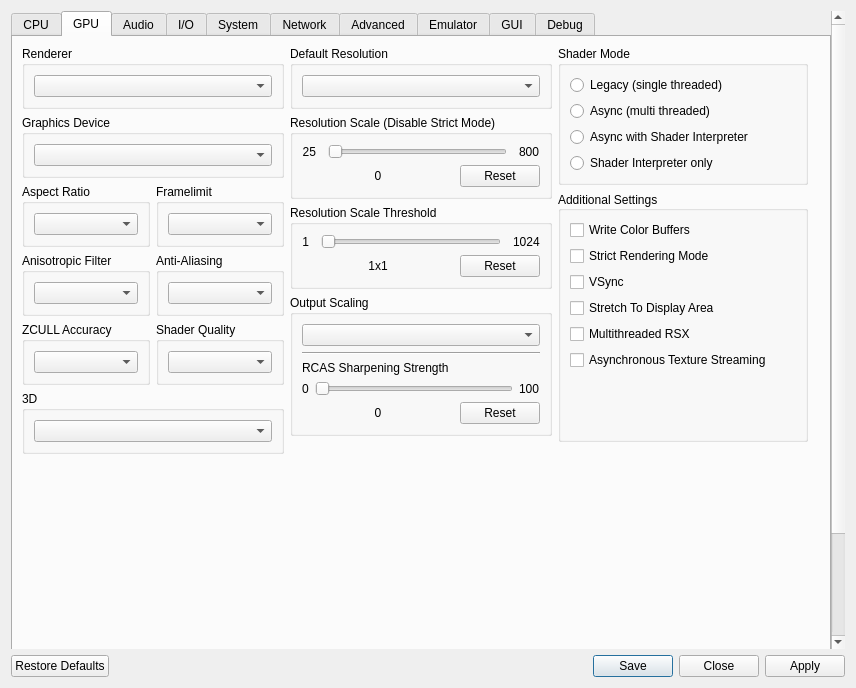
Old version of the form rpcs3/rpcs3qt/settings_dialog.ui in the repository RPCS3/rpcs3.
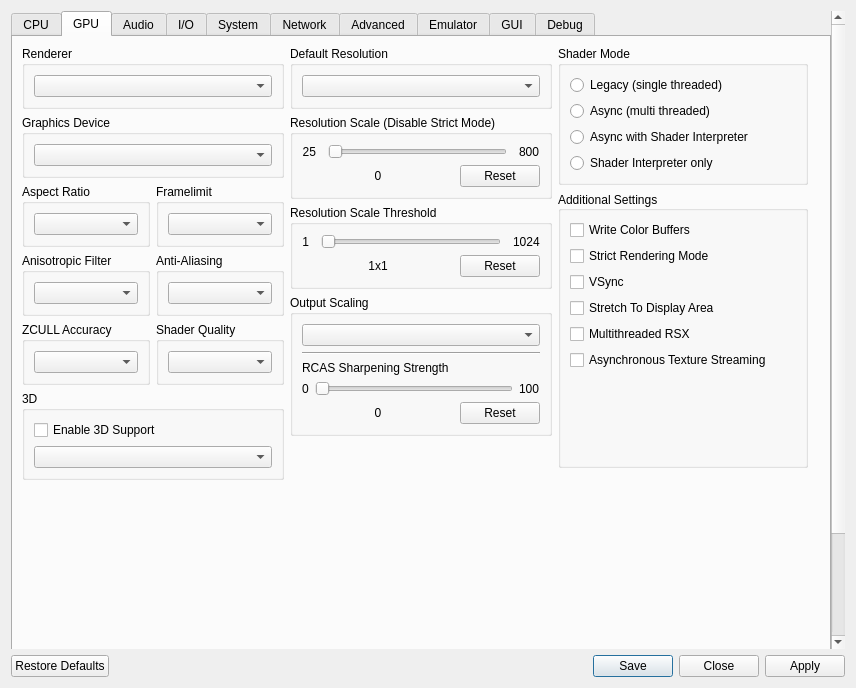
New version of the form. The open tabs and pages were chosen to show the change. Icons and pictures are not drawn.

The edit to the form file:
```diff
--- a/rpcs3/rpcs3qt/settings_dialog.ui
+++ b/rpcs3/rpcs3qt/settings_dialog.ui
@@ -551,6 +551,13 @@
                <string>3D</string>
               </property>
               <layout class="QVBoxLayout" name="gb_stereo_layout">
+               <item>
+                <widget class="QCheckBox" name="stereoRenderEnabled">
+                 <property name="text">
+                  <string>Enable 3D Support</string>
+                 </property>
+                </widget>
+               </item>
                <item>
                 <widget class="QComboBox" name="stereoRenderMode"/>
                </item>
```
